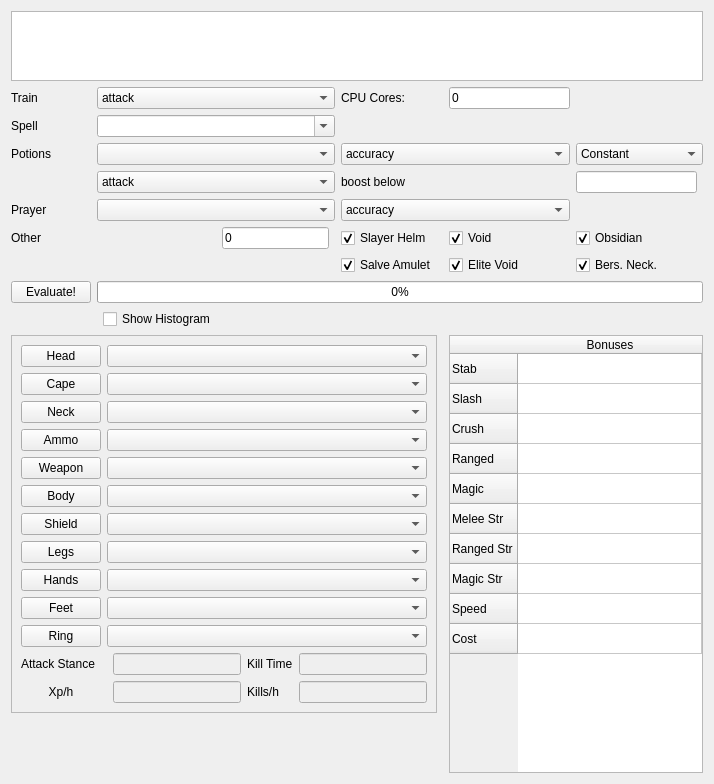
The window that osrsmath/apps/GUI/optimize/optimize_skeleton.ui (Palfore/OSRSmath) describes before a commit, drawn with Qt 5.
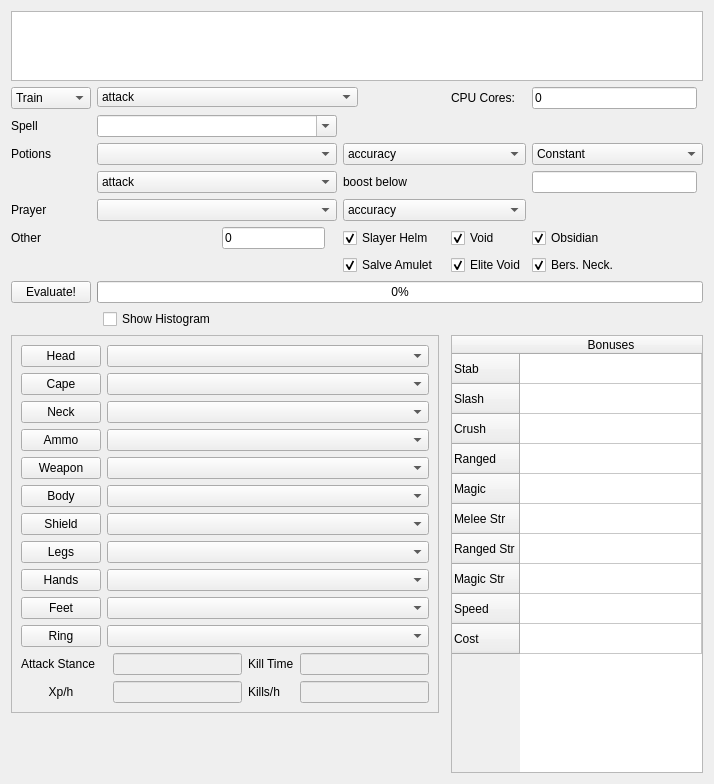
The same window after the commit. The open tabs and pages were chosen to show the change.

Commit message: Starting incorporating path app. Added dropdown to toggle.

```diff
--- a/osrsmath/apps/GUI/optimize/optimize_skeleton.ui
+++ b/osrsmath/apps/GUI/optimize/optimize_skeleton.ui
@@ -14,7 +14,261 @@
    <string>Form</string>
   </property>
   <layout class="QGridLayout" name="gridLayout">
-   <item row="17" column="0" colspan="6">
+   <item row="4" column="9">
+    <widget class="QLineEdit" name="cpu_cores">
+     <property name="text">
+      <string>0</string>
+     </property>
+    </widget>
+   </item>
+   <item row="17" column="8" rowspan="11" colspan="3">
+    <widget class="QTableWidget" name="best_in_slot_bonuses">
+     <property name="showGrid">
+      <bool>true</bool>
+     </property>
+     <attribute name="horizontalHeaderStretchLastSection">
+      <bool>true</bool>
+     </attribute>
+     <attribute name="verticalHeaderStretchLastSection">
+      <bool>false</bool>
+     </attribute>
+     <row>
+      <property name="text">
+       <string>Stab</string>
+      </property>
+     </row>
+     <row>
+      <property name="text">
+       <string>Slash</string>
+      </property>
+     </row>
+     <row>
+      <property name="text">
+       <string>Crush</string>
+      </property>
+     </row>
+     <row>
+      <property name="text">
+       <string>Ranged</string>
+      </property>
+     </row>
+     <row>
+      <property name="text">
+       <string>Magic</string>
+      </property>
+     </row>
+     <row>
+      <property name="text">
+       <string>Melee Str</string>
+      </property>
+     </row>
+     <row>
+      <property name="text">
+       <string>Ranged Str</string>
+      </property>
+     </row>
+     <row>
+      <property name="text">
+       <string>Magic Str</string>
+      </property>
+     </row>
+     <row>
+      <property name="text">
+       <string>Speed</string>
+      </property>
+     </row>
+     <row>
+      <property name="text">
+       <string>Cost</string>
+      </property>
+     </row>
+     <column>
+      <property name="text">
+       <string>Bonuses</string>
+      </property>
+      <property name="textAlignment">
+       <set>AlignCenter</set>
+      </property>
+     </column>
+     <item row="0" column="0">
+      <property name="text">
+       <string/>
+      </property>
+      <property name="flags">
+       <set>ItemIsSelectable|ItemIsDragEnabled|ItemIsDropEnabled|ItemIsUserCheckable|ItemIsEnabled</set>
+      </property>
+     </item>
+     <item row="1" column="0">
+      <property name="text">
+       <string/>
+      </property>
+      <property name="flags">
+       <set>ItemIsSelectable|ItemIsDragEnabled|ItemIsDropEnabled|ItemIsUserCheckable|ItemIsEnabled</set>
+      </property>
+     </item>
+     <item row="2" column="0">
+      <property name="text">
+       <string/>
+      </property>
+      <property name="flags">
+       <set>ItemIsSelectable|ItemIsDragEnabled|ItemIsDropEnabled|ItemIsUserCheckable|ItemIsEnabled</set>
+      </property>
+     </item>
+     <item row="3" column="0">
+      <property name="text">
+       <string/>
+      </property>
+      <property name="flags">
+       <set>ItemIsSelectable|ItemIsDragEnabled|ItemIsDropEnabled|ItemIsUserCheckable|ItemIsEnabled</set>
+      </property>
+     </item>
+     <item row="4" column="0">
+      <property name="text">
+       <string/>
+      </property>
+      <property name="flags">
+       <set>ItemIsSelectable|ItemIsDragEnabled|ItemIsDropEnabled|ItemIsUserCheckable|ItemIsEnabled</set>
+      </property>
+     </item>
+     <item row="5" column="0">
+      <property name="text">
+       <string/>
+      </property>
+      <property name="flags">
+       <set>ItemIsSelectable|ItemIsDragEnabled|ItemIsDropEnabled|ItemIsUserCheckable|ItemIsEnabled</set>
+      </property>
+     </item>
+     <item row="6" column="0">
+      <property name="text">
+       <string/>
+      </property>
+      <property name="flags">
+       <set>ItemIsSelectable|ItemIsDragEnabled|ItemIsDropEnabled|ItemIsUserCheckable|ItemIsEnabled</set>
+      </property>
+     </item>
+     <item row="7" column="0">
+      <property name="text">
+       <string/>
+      </property>
+      <property name="flags">
+       <set>ItemIsSelectable|ItemIsDragEnabled|ItemIsDropEnabled|ItemIsUserCheckable|ItemIsEnabled</set>
+      </property>
+     </item>
+     <item row="8" column="0">
+      <property name="text">
+       <string/>
+      </property>
+      <property name="flags">
+       <set>ItemIsSelectable|ItemIsDragEnabled|ItemIsDropEnabled|ItemIsUserCheckable|ItemIsEnabled</set>
+      </property>
+     </item>
+     <item row="9" column="0">
+      <property name="text">
+       <string/>
+      </property>
+      <property name="flags">
+       <set>ItemIsSelectable|ItemIsDragEnabled|ItemIsDropEnabled|ItemIsUserCheckable|ItemIsEnabled</set>
+      </property>
+     </item>
+    </widget>
+   </item>
+   <item row="6" column="0">
+    <widget class="QLabel" name="label_3">
+     <property name="text">
+      <string>Potions</string>
+     </property>
+    </widget>
+   </item>
+   <item row="13" column="8">
+    <widget class="QCheckBox" name="void_knight">
+     <property name="text">
+      <string>Void</string>
+     </property>
+     <property name="checked">
+      <bool>true</bool>
+     </property>
+    </widget>
+   </item>
+   <item row="15" column="0">
+    <widget class="QPushButton" name="evaluate">
+     <property name="text">
+      <string>Evaluate!</string>
+     </property>
+    </widget>
+   </item>
+   <item row="13" column="6">
+    <widget class="QCheckBox" name="slayer_helm">
+     <property name="text">
+      <string>Slayer Helm</string>
+     </property>
+     <property name="checked">
+      <bool>true</bool>
+     </property>
+    </widget>
+   </item>
+   <item row="6" column="9" colspan="2">
+    <widget class="QComboBox" name="boosting_scheme">
+     <item>
+      <property name="text">
+       <string>Constant</string>
+      </property>
+     </item>
+     <item>
+      <property name="text">
+       <string>Dose After</string>
+      </property>
+     </item>
+    </widget>
+   </item>
+   <item row="11" column="6" colspan="3">
+    <widget class="QComboBox" name="prayer_attributes">
+     <item>
+      <property name="text">
+       <string>accuracy</string>
+      </property>
+     </item>
+     <item>
+      <property name="text">
+       <string>damage</string>
+      </property>
+     </item>
+     <item>
+      <property name="text">
+       <string>accuracy and damage</string>
+      </property>
+     </item>
+    </widget>
+   </item>
+   <item row="6" column="6" colspan="3">
+    <widget class="QComboBox" name="potion_attributes">
+     <item>
+      <property name="text">
+       <string>accuracy</string>
+      </property>
+     </item>
+     <item>
+      <property name="text">
+       <string>damage</string>
+      </property>
+     </item>
+     <item>
+      <property name="text">
+       <string>accuracy and damage</string>
+      </property>
+     </item>
+    </widget>
+   </item>
+   <item row="14" column="8">
+    <widget class="QCheckBox" name="elite_void">
+     <property name="text">
+      <string>Elite Void</string>
+     </property>
+     <property name="checked">
+      <bool>true</bool>
+     </property>
+    </widget>
+   </item>
+   <item row="17" column="0" colspan="7">
     <widget class="QFrame" name="frame">
      <property name="frameShape">
       <enum>QFrame::StyledPanel</enum>
@@ -198,338 +452,30 @@
      </layout>
     </widget>
    </item>
-   <item row="11" column="5" colspan="3">
-    <widget class="QComboBox" name="prayer_attributes">
-     <item>
-      <property name="text">
-       <string>accuracy</string>
-      </property>
-     </item>
-     <item>
-      <property name="text">
-       <string>damage</string>
-      </property>
-     </item>
-     <item>
-      <property name="text">
-       <string>accuracy and damage</string>
-      </property>
-     </item>
-    </widget>
-   </item>
-   <item row="6" column="8" colspan="2">
-    <widget class="QComboBox" name="boosting_scheme">
-     <item>
-      <property name="text">
-       <string>Constant</string>
-      </property>
-     </item>
-     <item>
-      <property name="text">
-       <string>Dose After</string>
-      </property>
-     </item>
-    </widget>
-   </item>
-   <item row="6" column="1" colspan="4">
-    <widget class="QComboBox" name="potions"/>
-   </item>
-   <item row="8" column="1" colspan="4">
-    <widget class="QComboBox" name="below_skill">
-     <item>
-      <property name="text">
-       <string>attack</string>
-      </property>
-     </item>
-     <item>
-      <property name="text">
-       <string>strength</string>
-      </property>
-     </item>
-     <item>
-      <property name="text">
-       <string>defence</string>
-      </property>
-     </item>
-     <item>
-      <property name="text">
-       <string>ranged</string>
-      </property>
-     </item>
-     <item>
-      <property name="text">
-       <string>magic</string>
-      </property>
-     </item>
-    </widget>
-   </item>
-   <item row="6" column="5" colspan="3">
-    <widget class="QComboBox" name="potion_attributes">
-     <item>
-      <property name="text">
-       <string>accuracy</string>
-      </property>
-     </item>
-     <item>
-      <property name="text">
-       <string>damage</string>
-      </property>
-     </item>
-     <item>
-      <property name="text">
-       <string>accuracy and damage</string>
-      </property>
-     </item>
-    </widget>
-   </item>
-   <item row="14" column="7">
-    <widget class="QCheckBox" name="elite_void">
+   <item row="13" column="0">
+    <widget class="QLabel" name="label_8">
      <property name="text">
-      <string>Elite Void</string>
+      <string>Other</string>
      </property>
-     <property name="checked">
-      <bool>true</bool>
-     </property>
     </widget>
    </item>
-   <item row="17" column="7" rowspan="11" colspan="3">
-    <widget class="QTableWidget" name="best_in_slot_bonuses">
-     <property name="showGrid">
-      <bool>true</bool>
-     </property>
-     <attribute name="horizontalHeaderStretchLastSection">
-      <bool>true</bool>
-     </attribute>
-     <attribute name="verticalHeaderStretchLastSection">
-      <bool>false</bool>
-     </attribute>
-     <row>
-      <property name="text">
-       <string>Stab</string>
-      </property>
-     </row>
-     <row>
-      <property name="text">
-       <string>Slash</string>
-      </property>
-     </row>
-     <row>
-      <property name="text">
-       <string>Crush</string>
-      </property>
-     </row>
-     <row>
-      <property name="text">
-       <string>Ranged</string>
-      </property>
-     </row>
-     <row>
-      <property name="text">
-       <string>Magic</string>
-      </property>
-     </row>
-     <row>
-      <property name="text">
-       <string>Melee Str</string>
-      </property>
-     </row>
-     <row>
-      <property name="text">
-       <string>Ranged Str</string>
-      </property>
-     </row>
-     <row>
-      <property name="text">
-       <string>Magic Str</string>
-      </property>
-     </row>
-     <row>
-      <property name="text">
-       <string>Speed</string>
-      </property>
-     </row>
-     <row>
-      <property name="text">
-       <string>Cost</string>
-      </property>
-     </row>
-     <column>
-      <property name="text">
-       <string>Bonuses</string>
-      </property>
-      <property name="textAlignment">
-       <set>AlignCenter</set>
-      </property>
-     </column>
-     <item row="0" column="0">
-      <property name="text">
-       <string/>
-      </property>
-      <property name="flags">
-       <set>ItemIsSelectable|ItemIsDragEnabled|ItemIsDropEnabled|ItemIsUserCheckable|ItemIsEnabled</set>
-      </property>
-     </item>
-     <item row="1" column="0">
-      <property name="text">
-       <string/>
-      </property>
-      <property name="flags">
-       <set>ItemIsSelectable|ItemIsDragEnabled|ItemIsDropEnabled|ItemIsUserCheckable|ItemIsEnabled</set>
-      </property>
-     </item>
-     <item row="2" column="0">
-      <property name="text">
-       <string/>
-      </property>
-      <property name="flags">
-       <set>ItemIsSelectable|ItemIsDragEnabled|ItemIsDropEnabled|ItemIsUserCheckable|ItemIsEnabled</set>
-      </property>
-     </item>
-     <item row="3" column="0">
-      <property name="text">
-       <string/>
-      </property>
-      <property name="flags">
-       <set>ItemIsSelectable|ItemIsDragEnabled|ItemIsDropEnabled|ItemIsUserCheckable|ItemIsEnabled</set>
-      </property>
-     </item>
-     <item row="4" column="0">
-      <property name="text">
-       <string/>
-      </property>
-      <property name="flags">
-       <set>ItemIsSelectable|ItemIsDragEnabled|ItemIsDropEnabled|ItemIsUserCheckable|ItemIsEnabled</set>
-      </property>
-     </item>
-     <item row="5" column="0">
-      <property name="text">
-       <string/>
-      </property>
-      <property name="flags">
-       <set>ItemIsSelectable|ItemIsDragEnabled|ItemIsDropEnabled|ItemIsUserCheckable|ItemIsEnabled</set>
-      </property>
-     </item>
-     <item row="6" column="0">
-      <property name="text">
-       <string/>
-      </property>
-      <property name="flags">
-       <set>ItemIsSelectable|ItemIsDragEnabled|ItemIsDropEnabled|ItemIsUserCheckable|ItemIsEnabled</set>
-      </property>
-     </item>
-     <item row="7" column="0">
-      <property name="text">
-       <string/>
-      </property>
-      <property name="flags">
-       <set>ItemIsSelectable|ItemIsDragEnabled|ItemIsDropEnabled|ItemIsUserCheckable|ItemIsEnabled</set>
-      </property>
-     </item>
-     <item row="8" column="0">
-      <property name="text">
-       <string/>
-      </property>
-      <property name="flags">
-       <set>ItemIsSelectable|ItemIsDragEnabled|ItemIsDropEnabled|ItemIsUserCheckable|ItemIsEnabled</set>
-      </property>
-     </item>
-     <item row="9" column="0">
-      <property name="text">
-       <string/>
-      </property>
-      <property name="flags">
-       <set>ItemIsSelectable|ItemIsDragEnabled|ItemIsDropEnabled|ItemIsUserCheckable|ItemIsEnabled</set>
-      </property>
-     </item>
-    </widget>
-   </item>
-   <item row="13" column="5">
-    <widget class="QCheckBox" name="slayer_helm">
-     <property name="text">
-      <string>Slayer Helm</string>
-     </property>
-     <property name="checked">
-      <bool>true</bool>
-     </property>
-    </widget>
-   </item>
-   <item row="15" column="0">
-    <widget class="QPushButton" name="evaluate">
-     <property name="text">
-      <string>Evaluate!</string>
-     </property>
-    </widget>
-   </item>
-   <item row="6" column="0">
-    <widget class="QLabel" name="label_3">
-     <property name="text">
-      <string>Potions</string>
-     </property>
-    </widget>
-   </item>
-   <item row="13" column="7">
-    <widget class="QCheckBox" name="void_knight">
-     <property name="text">
-      <string>Void</string>
-     </property>
-     <property name="checked">
-      <bool>true</bool>
-     </property>
-    </widget>
-   </item>
-   <item row="4" column="1" colspan="4">
-    <widget class="QComboBox" name="training_skill">
-     <item>
-      <property name="text">
-       <string>attack</string>
-      </property>
-     </item>
-     <item>
-      <property name="text">
-       <string>strength</string>
-      </property>
-     </item>
-     <item>
-      <property name="text">
-       <string>defence</string>
-      </property>
-     </item>
-     <item>
-      <property name="text">
-       <string>ranged</string>
-      </property>
-     </item>
-     <item>
-      <property name="text">
-       <string>magic</string>
-      </property>
-     </item>
-    </widget>
-   </item>
-   <item row="4" column="0">
-    <widget class="QLabel" name="label_6">
-     <property name="text">
-      <string>Train</string>
-     </property>
-    </widget>
-   </item>
-   <item row="13" column="3">
-    <widget class="QLineEdit" name="dharok">
-     <property name="text">
-      <string>0</string>
-     </property>
-     <property name="maxLength">
-      <number>2</number>
-     </property>
-    </widget>
-   </item>
-   <item row="15" column="1" colspan="9">
+   <item row="15" column="1" colspan="10">
     <widget class="QProgressBar" name="progressBar">
      <property name="value">
       <number>0</number>
      </property>
     </widget>
    </item>
+   <item row="14" column="6">
+    <widget class="QCheckBox" name="salve_amulet">
+     <property name="text">
+      <string>Salve Amulet</string>
+     </property>
+     <property name="checked">
+      <bool>true</bool>
+     </property>
+    </widget>
+   </item>
    <item row="13" column="2">
     <widget class="QLabel" name="label_7">
      <property name="text">
@@ -537,31 +483,17 @@
      </property>
     </widget>
    </item>
-   <item row="13" column="0">
-    <widget class="QLabel" name="label_8">
+   <item row="13" column="3">
+    <widget class="QLineEdit" name="dharok">
      <property name="text">
-      <string>Other</string>
+      <string>0</string>
      </property>
-    </widget>
-   </item>
-   <item row="14" column="5">
-    <widget class="QCheckBox" name="salve_amulet">
-     <property name="text">
-      <string>Salve Amulet</string>
+     <property name="maxLength">
+      <number>2</number>
      </property>
-     <property name="checked">
-      <bool>true</bool>
-     </property>
     </widget>
    </item>
-   <item row="11" column="0">
-    <widget class="QLabel" name="label_4">
-     <property name="text">
-      <string>Prayer</string>
-     </property>
-    </widget>
-   </item>
-   <item row="14" column="8">
+   <item row="14" column="9">
     <widget class="QCheckBox" name="berserker_necklace">
      <property name="text">
       <string>Bers. Neck.</string>
@@ -571,17 +503,31 @@
      </property>
     </widget>
    </item>
-   <item row="2" column="0" colspan="10">
+   <item row="11" column="1" colspan="5">
+    <widget class="QComboBox" name="prayers"/>
+   </item>
+   <item row="2" column="0" colspan="11">
     <widget class="QListWidget" name="opponents">
      <property name="horizontalScrollMode">
       <enum>QAbstractItemView::ScrollPerItem</enum>
      </property>
     </widget>
    </item>
-   <item row="11" column="1" colspan="4">
-    <widget class="QComboBox" name="prayers"/>
+   <item row="11" column="0">
+    <widget class="QLabel" name="label_4">
+     <property name="text">
+      <string>Prayer</string>
+     </property>
+    </widget>
    </item>
-   <item row="13" column="8">
+   <item row="16" column="2">
+    <widget class="QCheckBox" name="show_histogram">
+     <property name="text">
+      <string>Show Histogram</string>
+     </property>
+    </widget>
+   </item>
+   <item row="13" column="9">
     <widget class="QCheckBox" name="obsidian">
      <property name="text">
       <string>Obsidian</string>
@@ -591,24 +537,7 @@
      </property>
     </widget>
    </item>
-   <item row="8" column="8">
-    <widget class="QLineEdit" name="redose_level">
-     <property name="maxLength">
-      <number>2</number>
-     </property>
-    </widget>
-   </item>
-   <item row="8" column="5" colspan="3">
-    <widget class="QLabel" name="label_5">
-     <property name="enabled">
-      <bool>true</bool>
-     </property>
-     <property name="text">
-      <string>boost below</string>
-     </property>
-    </widget>
-   </item>
-   <item row="4" column="5">
+   <item row="4" column="8">
     <widget class="QLabel" name="label_11">
      <property name="toolTip">
       <string>Number of cores to use during calculations, high values might cause lag.</string>
@@ -618,21 +547,24 @@
      </property>
     </widget>
    </item>
-   <item row="16" column="2">
-    <widget class="QCheckBox" name="show_histogram">
+   <item row="8" column="6" colspan="3">
+    <widget class="QLabel" name="label_5">
+     <property name="enabled">
+      <bool>true</bool>
+     </property>
      <property name="text">
-      <string>Show Histogram</string>
+      <string>boost below</string>
      </property>
     </widget>
    </item>
-   <item row="4" column="7">
-    <widget class="QLineEdit" name="cpu_cores">
-     <property name="text">
-      <string>0</string>
+   <item row="8" column="9">
+    <widget class="QLineEdit" name="redose_level">
+     <property name="maxLength">
+      <number>2</number>
      </property>
     </widget>
    </item>
-   <item row="5" column="1" colspan="4">
+   <item row="5" column="1" colspan="5">
     <widget class="QComboBox" name="spell">
      <property name="editable">
       <bool>true</bool>
@@ -646,6 +578,108 @@
      </property>
     </widget>
    </item>
+   <item row="6" column="1" colspan="5">
+    <widget class="QComboBox" name="potions"/>
+   </item>
+   <item row="8" column="1" colspan="5">
+    <widget class="QComboBox" name="below_skill">
+     <item>
+      <property name="text">
+       <string>attack</string>
+      </property>
+     </item>
+     <item>
+      <property name="text">
+       <string>strength</string>
+      </property>
+     </item>
+     <item>
+      <property name="text">
+       <string>defence</string>
+      </property>
+     </item>
+     <item>
+      <property name="text">
+       <string>ranged</string>
+      </property>
+     </item>
+     <item>
+      <property name="text">
+       <string>magic</string>
+      </property>
+     </item>
+    </widget>
+   </item>
+   <item row="4" column="0">
+    <widget class="QComboBox" name="function">
+     <item>
+      <property name="text">
+       <string>Train</string>
+      </property>
+     </item>
+     <item>
+      <property name="text">
+       <string>Path</string>
+      </property>
+     </item>
+    </widget>
+   </item>
+   <item row="4" column="1" colspan="6">
+    <widget class="QStackedWidget" name="stackedWidget">
+     <property name="currentIndex">
+      <number>1</number>
+     </property>
+     <widget class="QWidget" name="page">
+      <widget class="QComboBox" name="training_skill">
+       <property name="geometry">
+        <rect>
+         <x>0</x>
+         <y>0</y>
+         <width>261</width>
+         <height>20</height>
+        </rect>
+       </property>
+       <item>
+        <property name="text">
+         <string>attack</string>
+        </property>
+       </item>
+       <item>
+        <property name="text">
+         <string>strength</string>
+        </property>
+       </item>
+       <item>
+        <property name="text">
+         <string>defence</string>
+        </property>
+       </item>
+       <item>
+        <property name="text">
+         <string>ranged</string>
+        </property>
+       </item>
+       <item>
+        <property name="text">
+         <string>magic</string>
+        </property>
+       </item>
+      </widget>
+     </widget>
+     <widget class="QWidget" name="page_2">
+      <widget class="QLineEdit" name="start_end">
+       <property name="geometry">
+        <rect>
+         <x>0</x>
+         <y>0</y>
+         <width>261</width>
+         <height>20</height>
+        </rect>
+       </property>
+      </widget>
+     </widget>
+    </widget>
+   </item>
   </layout>
  </widget>
  <tabstops>
```
The commit also changes 2 other files.
